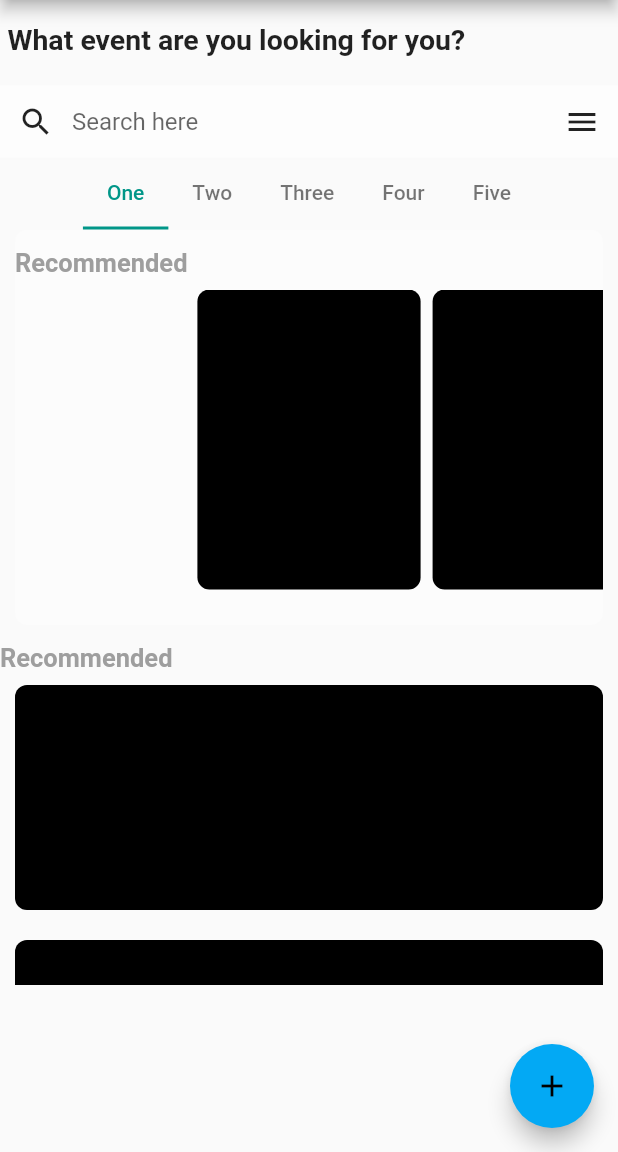
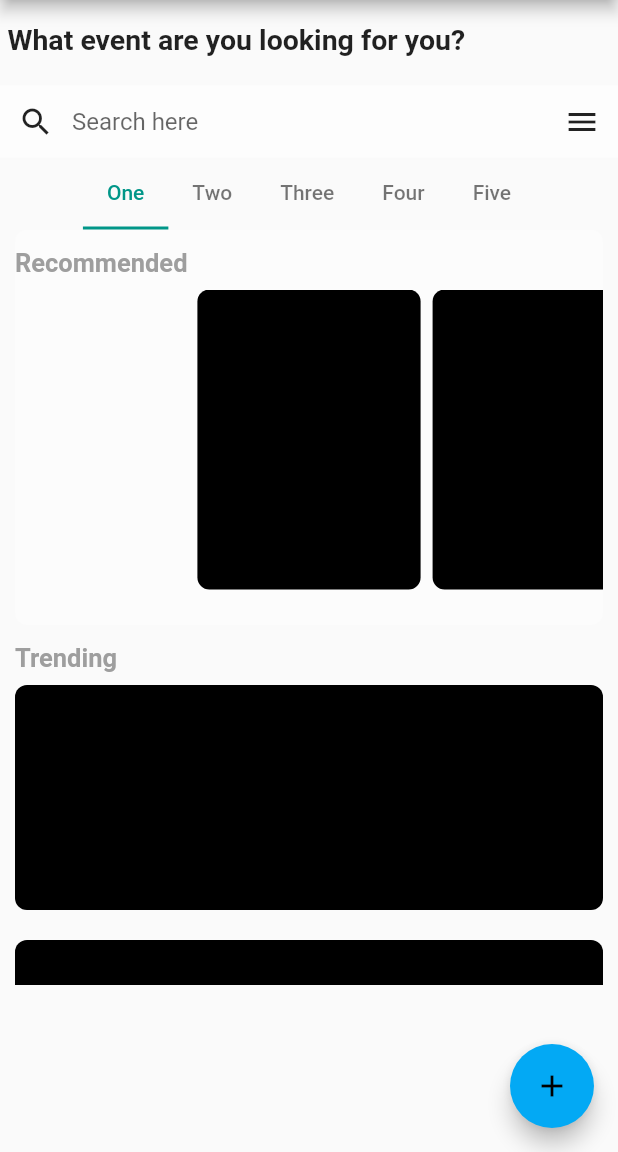
Before and after one commit to JosemyDuarte/flutter-events-app, a Flutter app: the screen it shows after launch, on a phone screen of 412 x 824 dp, the part 84-1236 px from its top. Run offline on Flutter 3.47's test engine with Material 2 defaults, Android fonts, the phone set to English and light mode, and no system bars.

Commit message:
Fix margins

```diff
--- a/lib/nested_tab_bar.dart
+++ b/lib/nested_tab_bar.dart
@@ -27,8 +27,11 @@ class _NestedTabBarState extends State<NestedTabBar>
   @override
   Widget build(BuildContext context) {
     double screenHeight = MediaQuery.of(context).size.height;
-    return Column(
+    return Container(
+      margin: EdgeInsets.only(left: 10.0, right: 10.0),
+      child: Column(
         mainAxisAlignment: MainAxisAlignment.spaceAround,
+        mainAxisSize: MainAxisSize.min,
         children: <Widget>[
           TabBar(
             controller: _nestedTabController,
@@ -56,7 +59,6 @@ class _NestedTabBarState extends State<NestedTabBar>
           ),
           Container(
             height: screenHeight * 0.32,
-          margin: EdgeInsets.only(left: 10.0, right: 10.0),
             child: TabBarView(
               controller: _nestedTabController,
               children: <Widget>[
@@ -90,6 +92,7 @@ class _NestedTabBarState extends State<NestedTabBar>
           ),
           TrendingList()
         ],
+      ),
     );
   }
 }
--- a/lib/recommended_card.dart
+++ b/lib/recommended_card.dart
@@ -12,7 +12,7 @@ class RecommendedCard extends StatelessWidget {
     return Column(
       mainAxisSize: MainAxisSize.min,
       children: <Widget>[
-        TitleText(),
+        TitleText("Recommended"),
         SizedBox(
           height: 200.0,
           child: PageView.builder(
--- a/lib/title_text.dart
+++ b/lib/title_text.dart
@@ -1,13 +1,17 @@
 import 'package:flutter/material.dart';
 
 class TitleText extends StatelessWidget {
+  final String _text;
+
+  TitleText(this._text);
+
   @override
   Widget build(BuildContext context) {
     return Padding(
       padding: const EdgeInsets.only(top: 12.0, bottom: 8.0),
       child: Row(children: <Widget>[
         Text(
-          "Recommended",
+          _text,
           textDirection: TextDirection.ltr,
           textAlign: TextAlign.left,
           style: TextStyle(
--- a/lib/trending_list.dart
+++ b/lib/trending_list.dart
@@ -7,7 +7,7 @@ class TrendingList extends StatelessWidget {
     return Column(
       mainAxisSize: MainAxisSize.min,
       children: <Widget>[
-        TitleText(),
+        TitleText("Trending"),
         new Flexible(
           child: new Container(
             height: 200,
@@ -39,7 +39,7 @@ class HorizontalEventCard extends StatelessWidget {
   @override
   Widget build(BuildContext context) {
     return Padding(
-      padding: EdgeInsets.only(left: 10, right: 10, bottom: 20.0),
+      padding: EdgeInsets.only(bottom: 20.0),
       child: Container(
         decoration: BoxDecoration(
           color: Colors.black,
```
Lines whose indentation alone changed are shown as unchanged.
